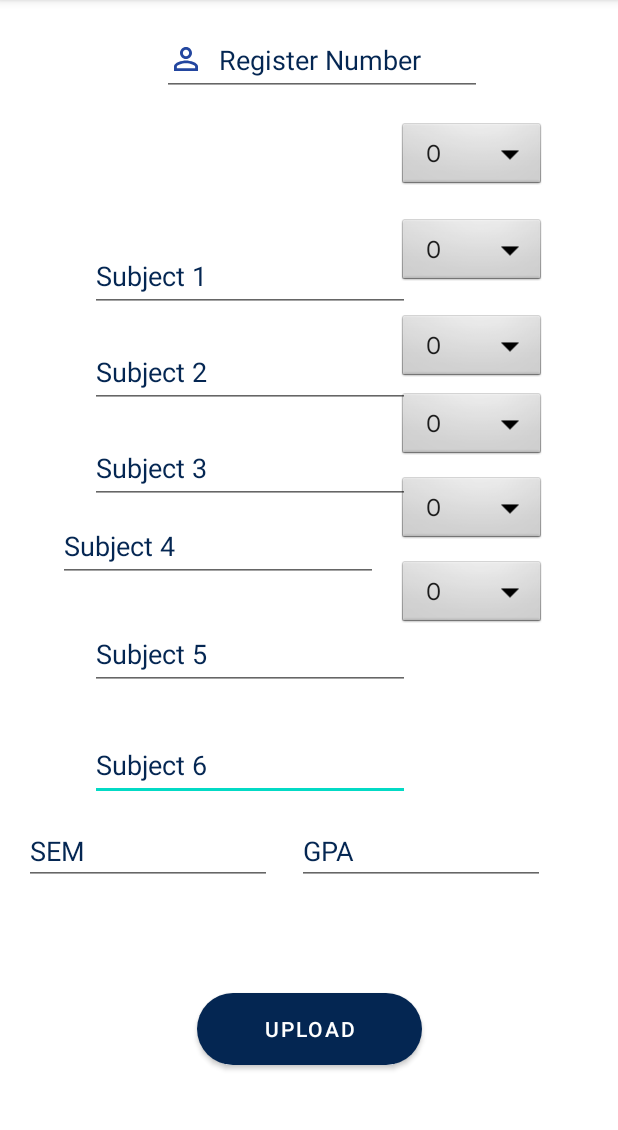
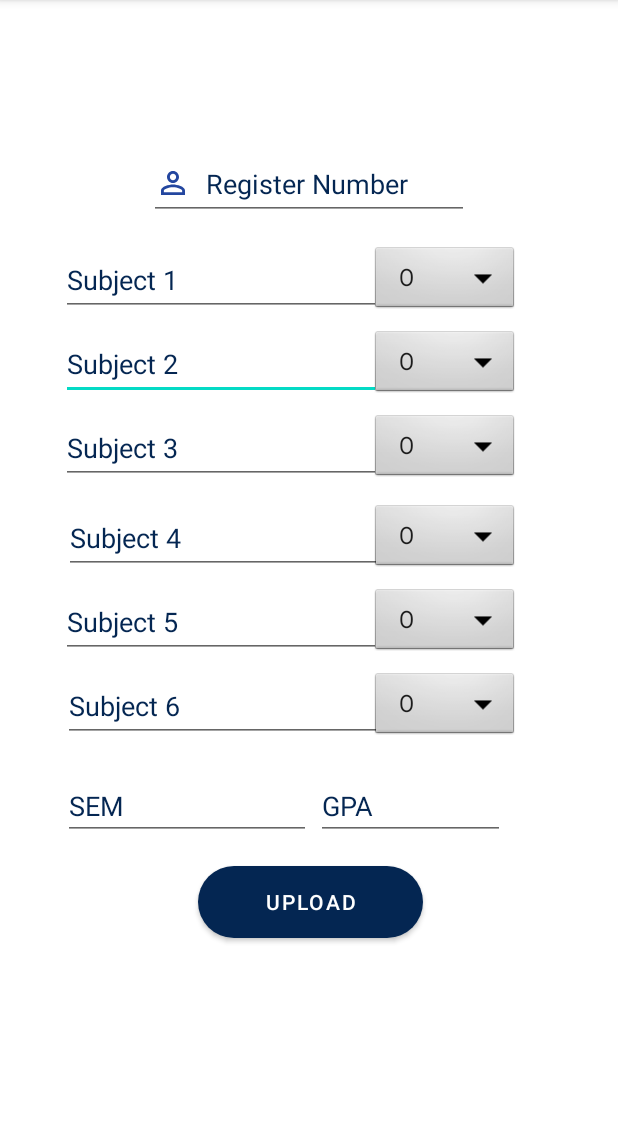
Before and after one commit to Koushik0901/CollegeApp, an Android app: the uploadMark screen opened directly, with no data from a screen before it, on a phone screen of 412 x 824 dp, the part 84-1214 px from its top. Run offline under Robolectric (Android 15) with nearby library versions, the phone set to English and light mode, and no system bars; libraries missing offline, so code that uses them is left out: io.realm, io.realm.mongodb, org.bson; 6 statements that could not run were skipped.

Commit message:
upload attendance layout arrangement

```diff
--- a/app/src/main/res/layout/activity_upload_mark.xml
+++ b/app/src/main/res/layout/activity_upload_mark.xml
@@ -9,223 +9,256 @@
 
 
     <EditText
+        android:id="@+id/sub2"
+        android:layout_width="wrap_content"
+        android:layout_height="wrap_content"
+        android:layout_marginStart="42dp"
+        android:layout_marginTop="136dp"
+        android:layout_marginEnd="159dp"
+        android:layout_marginBottom="419dp"
+        android:ems="10"
+        android:hint="@string/subject_2"
+        android:minHeight="48dp"
+        android:textColorHint="@color/primary"
+        app:layout_constraintBottom_toBottomOf="parent"
+        app:layout_constraintEnd_toEndOf="parent"
+        app:layout_constraintStart_toStartOf="parent"
+        app:layout_constraintTop_toTopOf="parent" />
+
+    <EditText
+        android:id="@+id/sub4"
+        android:layout_width="wrap_content"
+        android:layout_height="wrap_content"
+        android:layout_marginStart="44dp"
+        android:layout_marginTop="252dp"
+        android:layout_marginEnd="157dp"
+        android:layout_marginBottom="303dp"
+        android:ems="10"
+        android:hint="@string/subject_4"
+        android:minHeight="48dp"
+        android:textColorHint="@color/primary"
+        app:layout_constraintBottom_toBottomOf="parent"
+        app:layout_constraintEnd_toEndOf="parent"
+        app:layout_constraintStart_toStartOf="parent"
+        app:layout_constraintTop_toTopOf="parent" />
+
+    <Spinner
+        android:id="@+id/grade3"
+        android:layout_width="wrap_content"
+        android:layout_height="48dp"
+        android:layout_marginStart="256dp"
+        android:layout_marginTop="192dp"
+        android:layout_marginEnd="75dp"
+        android:layout_marginBottom="363dp"
+        android:background="@android:drawable/btn_dropdown"
+        android:contentDescription="@string/choose3"
+        app:layout_constraintBottom_toBottomOf="parent"
+        app:layout_constraintEnd_toEndOf="parent"
+        app:layout_constraintStart_toStartOf="parent"
+        app:layout_constraintTop_toTopOf="parent" />
+
+    <Spinner
+        android:id="@+id/grade2"
+        android:layout_width="wrap_content"
+        android:layout_height="48dp"
+        android:layout_marginStart="256dp"
+        android:layout_marginTop="136dp"
+        android:layout_marginEnd="75dp"
+        android:layout_marginBottom="419dp"
+        android:background="@android:drawable/btn_dropdown"
+        android:contentDescription="@string/choose2"
+        app:layout_constraintBottom_toBottomOf="parent"
+        app:layout_constraintEnd_toEndOf="parent"
+        app:layout_constraintStart_toStartOf="parent"
+        app:layout_constraintTop_toTopOf="parent" />
+
+    <EditText
+        android:id="@+id/sub3"
+        android:layout_width="wrap_content"
+        android:layout_height="wrap_content"
+        android:layout_marginStart="42dp"
+        android:layout_marginTop="192dp"
+        android:layout_marginEnd="159dp"
+        android:layout_marginBottom="363dp"
+        android:ems="10"
+        android:hint="@string/subject_3"
+        android:minHeight="48dp"
+        android:textColorHint="@color/primary"
+        app:layout_constraintBottom_toBottomOf="parent"
+        app:layout_constraintEnd_toEndOf="parent"
+        app:layout_constraintStart_toStartOf="parent"
+        app:layout_constraintTop_toTopOf="parent" />
+
+    <EditText
         android:id="@+id/sub6"
         android:layout_width="wrap_content"
         android:layout_height="wrap_content"
-        android:layout_marginStart="60dp"
-        android:layout_marginEnd="8dp"
+        android:layout_marginStart="42dp"
+        android:layout_marginTop="364dp"
+        android:layout_marginBottom="191dp"
         android:ems="10"
         android:hint="@string/subject_6"
+        android:minHeight="48dp"
         android:textColorHint="@color/primary"
+        app:layout_constraintBottom_toBottomOf="parent"
+        app:layout_constraintStart_toStartOf="parent"
+        app:layout_constraintTop_toTopOf="parent" />
+
+    <Spinner
+        android:id="@+id/grade6"
+        android:layout_width="wrap_content"
+        android:layout_height="48dp"
+        android:layout_marginStart="256dp"
+        android:layout_marginTop="364dp"
+        android:layout_marginEnd="75dp"
+        android:layout_marginBottom="191dp"
+        android:background="@android:drawable/btn_dropdown"
+        android:contentDescription="@string/choose6"
+        app:layout_constraintBottom_toBottomOf="parent"
+        app:layout_constraintEnd_toEndOf="parent"
+        app:layout_constraintStart_toStartOf="parent"
+        app:layout_constraintTop_toTopOf="parent" />
+
+    <EditText
+        android:id="@+id/sub5"
+        android:layout_width="wrap_content"
+        android:layout_height="wrap_content"
+        android:layout_marginStart="42dp"
+        android:layout_marginTop="308dp"
+        android:layout_marginEnd="159dp"
+        android:layout_marginBottom="247dp"
+        android:ems="10"
+        android:hint="@string/subject_5"
         android:minHeight="48dp"
+        android:textColorHint="@color/primary"
         app:layout_constraintBottom_toBottomOf="parent"
-        app:layout_constraintEnd_toStartOf="@+id/grade6"
-        app:layout_constraintHorizontal_bias="0.0"
+        app:layout_constraintEnd_toEndOf="parent"
         app:layout_constraintStart_toStartOf="parent"
         app:layout_constraintTop_toTopOf="parent"
-        app:layout_constraintVertical_bias="0.675" />
+        tools:ignore="Autofill" />
 
     <Spinner
         android:id="@+id/grade5"
         android:layout_width="wrap_content"
         android:layout_height="48dp"
-        android:layout_marginTop="316dp"
-        android:layout_marginEnd="48dp"
+        android:layout_marginStart="256dp"
+        android:layout_marginTop="308dp"
+        android:layout_marginEnd="75dp"
+        android:layout_marginBottom="247dp"
         android:background="@android:drawable/btn_dropdown"
         android:contentDescription="@string/choose5"
+        app:layout_constraintBottom_toBottomOf="parent"
         app:layout_constraintEnd_toEndOf="parent"
+        app:layout_constraintStart_toStartOf="parent"
         app:layout_constraintTop_toTopOf="parent" />
 
     <Spinner
         android:id="@+id/grade1"
         android:layout_width="wrap_content"
         android:layout_height="48dp"
+        android:layout_marginStart="256dp"
         android:layout_marginTop="80dp"
-        android:layout_marginEnd="48dp"
+        android:layout_marginEnd="75dp"
+        android:layout_marginBottom="475dp"
         android:background="@android:drawable/btn_dropdown"
         android:contentDescription="@string/choose1"
+        app:layout_constraintBottom_toBottomOf="parent"
         app:layout_constraintEnd_toEndOf="parent"
+        app:layout_constraintStart_toStartOf="parent"
         app:layout_constraintTop_toTopOf="parent" />
-
-    <EditText
-        android:id="@+id/sub4"
-        android:layout_width="wrap_content"
-        android:layout_height="wrap_content"
-        android:layout_marginStart="60dp"
-        android:layout_marginEnd="13dp"
-        android:ems="10"
-        android:hint="@string/subject_4"
-        android:textColorHint="@color/primary"
-        android:minHeight="48dp"
-        app:layout_constraintBottom_toBottomOf="parent"
-        app:layout_constraintEnd_toStartOf="@+id/grade4"
-        app:layout_constraintHorizontal_bias="1.0"
-        app:layout_constraintStart_toStartOf="parent"
-        app:layout_constraintTop_toTopOf="parent"
-        app:layout_constraintVertical_bias="0.472" />
 
     <Spinner
         android:id="@+id/grade4"
         android:layout_width="wrap_content"
         android:layout_height="48dp"
-        android:layout_marginTop="260dp"
-        android:layout_marginEnd="48dp"
+        android:layout_marginStart="256dp"
+        android:layout_marginTop="252dp"
+        android:layout_marginEnd="75dp"
+        android:layout_marginBottom="303dp"
         android:background="@android:drawable/btn_dropdown"
         android:contentDescription="@string/choose4"
+        app:layout_constraintBottom_toBottomOf="parent"
         app:layout_constraintEnd_toEndOf="parent"
+        app:layout_constraintStart_toStartOf="parent"
         app:layout_constraintTop_toTopOf="parent" />
-
-    <Spinner
-        android:id="@+id/grade6"
-        android:layout_width="wrap_content"
-        android:layout_height="48dp"
-        android:layout_marginTop="372dp"
-        android:layout_marginEnd="48dp"
-        android:background="@android:drawable/btn_dropdown"
-        android:contentDescription="@string/choose6"
-        app:layout_constraintEnd_toEndOf="parent"
-        app:layout_constraintTop_toTopOf="parent" />
-
-    <Spinner
-        android:id="@+id/grade3"
-        android:layout_width="wrap_content"
-        android:layout_height="48dp"
-        android:layout_marginTop="208dp"
-        android:layout_marginEnd="48dp"
-        android:background="@android:drawable/btn_dropdown"
-        android:contentDescription="@string/choose3"
-        app:layout_constraintEnd_toEndOf="parent"
-        app:layout_constraintTop_toTopOf="parent" />
-
-    <EditText
-        android:id="@+id/sub2"
-        android:layout_width="wrap_content"
-        android:layout_height="wrap_content"
-        android:layout_marginStart="60dp"
-        android:layout_marginBottom="16dp"
-        android:ems="10"
-        android:hint="@string/subject_2"
-        android:textColorHint="@color/primary"
-        android:minHeight="48dp"
-        app:layout_constraintBottom_toTopOf="@+id/sub3"
-        app:layout_constraintEnd_toStartOf="@+id/grade2"
-        app:layout_constraintHorizontal_bias="0.076"
-        app:layout_constraintStart_toStartOf="parent" />
 
     <EditText
         android:id="@+id/sub1"
         android:layout_width="wrap_content"
         android:layout_height="wrap_content"
-        android:layout_marginStart="60dp"
-        android:layout_marginBottom="16dp"
+        android:layout_marginStart="42dp"
+        android:layout_marginTop="80dp"
+        android:layout_marginEnd="159dp"
+        android:layout_marginBottom="475dp"
         android:ems="10"
         android:hint="@string/subject_1"
+        android:minHeight="48dp"
         android:textColorHint="@color/primary"
-        android:minHeight="48dp"
-        app:layout_constraintBottom_toTopOf="@+id/sub2"
-        app:layout_constraintEnd_toStartOf="@+id/grade1"
-        app:layout_constraintHorizontal_bias="0.0"
-        app:layout_constraintStart_toStartOf="parent" />
-
-    <EditText
-        android:id="@+id/sub3"
-        android:layout_width="wrap_content"
-        android:layout_height="wrap_content"
-        android:layout_marginStart="60dp"
-        android:layout_marginBottom="4dp"
-        android:ems="10"
-        android:hint="@string/subject_3"
-        android:textColorHint="@color/primary"
-        android:minHeight="48dp"
-        app:layout_constraintBottom_toTopOf="@+id/sub4"
-        app:layout_constraintEnd_toStartOf="@+id/grade3"
-        app:layout_constraintHorizontal_bias="0.076"
-        app:layout_constraintStart_toStartOf="parent" />
-
-    <Spinner
-        android:id="@+id/grade2"
-        android:layout_width="wrap_content"
-        android:layout_height="48dp"
-        android:layout_marginTop="144dp"
-        android:layout_marginEnd="48dp"
-        android:background="@android:drawable/btn_dropdown"
-        android:contentDescription="@string/choose2"
+        app:layout_constraintBottom_toBottomOf="parent"
         app:layout_constraintEnd_toEndOf="parent"
+        app:layout_constraintStart_toStartOf="parent"
         app:layout_constraintTop_toTopOf="parent" />
 
     <EditText
-        android:id="@+id/sub5"
-        android:layout_width="wrap_content"
-        android:layout_height="wrap_content"
-        android:layout_marginStart="60dp"
-        android:layout_marginEnd="8dp"
-        android:ems="10"
-        android:hint="@string/subject_5"
-        android:textColorHint="@color/primary"
-        android:minHeight="48dp"
-        app:layout_constraintBottom_toBottomOf="parent"
-        app:layout_constraintEnd_toStartOf="@+id/grade5"
-        app:layout_constraintHorizontal_bias="0.0"
-        app:layout_constraintStart_toStartOf="parent"
-        app:layout_constraintTop_toTopOf="parent"
-        app:layout_constraintVertical_bias="0.572"
-        tools:ignore="Autofill" />
-
-    <EditText
         android:id="@+id/gpa"
-        android:layout_width="165dp"
-        android:layout_height="40dp"
-        android:layout_marginTop="16dp"
+        android:layout_width="126dp"
+        android:layout_height="41dp"
+        android:layout_marginTop="436dp"
+        android:layout_marginEnd="75dp"
+        android:layout_marginBottom="126dp"
         android:ems="10"
         android:hint="@string/gpaHint"
+        android:minHeight="48dp"
         android:textColorHint="@color/primary"
-        android:minHeight="48dp"
+        app:layout_constraintBottom_toBottomOf="parent"
         app:layout_constraintEnd_toEndOf="parent"
-        app:layout_constraintHorizontal_bias="0.804"
-        app:layout_constraintStart_toStartOf="parent"
-        app:layout_constraintTop_toBottomOf="@+id/sub6" />
+        app:layout_constraintTop_toTopOf="parent" />
 
     <EditText
         android:id="@+id/sem"
         android:layout_width="165dp"
         android:layout_height="40dp"
-        android:layout_marginTop="16dp"
+        android:layout_marginStart="42dp"
+        android:layout_marginTop="437dp"
+        android:layout_marginBottom="126dp"
         android:ems="10"
         android:hint="@string/semHint"
+        android:minHeight="48dp"
         android:textColorHint="@color/primary"
-        android:minHeight="48dp"
-        app:layout_constraintEnd_toEndOf="parent"
-        app:layout_constraintHorizontal_bias="0.065"
+        app:layout_constraintBottom_toBottomOf="parent"
         app:layout_constraintStart_toStartOf="parent"
-        app:layout_constraintTop_toBottomOf="@+id/sub6" />
+        app:layout_constraintTop_toTopOf="parent" />
 
     <EditText
         android:id="@+id/regno"
         android:layout_width="wrap_content"
         android:layout_height="wrap_content"
-        android:layout_marginBottom="16dp"
+        android:layout_marginTop="16dp"
+        android:layout_marginBottom="539dp"
+        android:drawableStart="@drawable/ic_baseline_person_outline_24"
+        android:drawablePadding="10sp"
         android:ems="10"
         android:hint="@string/register_number"
+        android:minHeight="48dp"
         android:textColorHint="@color/primary"
-        android:minHeight="48dp"
-        android:drawableStart="@drawable/ic_baseline_person_outline_24"
-        android:drawablePadding="10sp"
-        app:layout_constraintBottom_toTopOf="@+id/grade1"
+        app:layout_constraintBottom_toBottomOf="parent"
         app:layout_constraintEnd_toEndOf="parent"
-        app:layout_constraintHorizontal_bias="0.542"
-        app:layout_constraintStart_toStartOf="parent" />
+        app:layout_constraintStart_toStartOf="parent"
+        app:layout_constraintTop_toTopOf="parent" />
 
     <Button
         android:id="@+id/submit"
         android:layout_width="150dp"
         android:layout_height="27pt"
-        android:layout_marginBottom="52dp"
+        android:layout_marginStart="131dp"
+        android:layout_marginTop="487dp"
+        android:layout_marginEnd="130dp"
+        android:layout_marginBottom="53dp"
         android:text="@string/upload"
         app:cornerRadius="25dp"
         app:layout_constraintBottom_toBottomOf="parent"
         app:layout_constraintEnd_toEndOf="parent"
         app:layout_constraintStart_toStartOf="parent"
-        app:layout_constraintTop_toBottomOf="@+id/gpa"
-        app:layout_constraintVertical_bias="1.0" />
+        app:layout_constraintTop_toTopOf="parent" />
 
 </androidx.constraintlayout.widget.ConstraintLayout>
--- a/app/src/main/res/layout/activity_view_mark.xml
+++ b/app/src/main/res/layout/activity_view_mark.xml
@@ -260,16 +260,17 @@
                 android:textSize="12sp"
                 android:layout_weight="2"
                 android:layout_gravity="center_horizontal"/>
+
             <TextView
                 android:id="@+id/gpa"
                 android:layout_width="0dp"
                 android:layout_height="wrap_content"
+                android:layout_gravity="center_horizontal"
+                android:layout_weight="2"
+                android:padding="10sp"
                 android:text="@string/gpa"
                 android:textAlignment="center"
-                android:padding="10sp"
-                android:textSize="12sp"
-                android:layout_weight="2"
-                android:layout_gravity="center_horizontal"/>
+                android:textSize="12sp" />
         </TableRow>
 
     </TableLayout>
```
